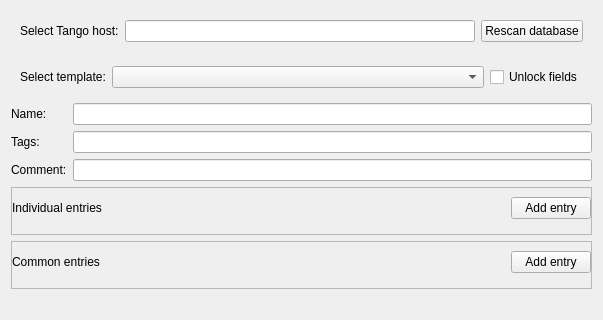
The window that uis/new_device.ui (yamedvedya/online_editor) describes before a commit, drawn with Qt 5; both pictures show x 0 to 603 and y 0 to 320 of the 603 by 583 pixel window.
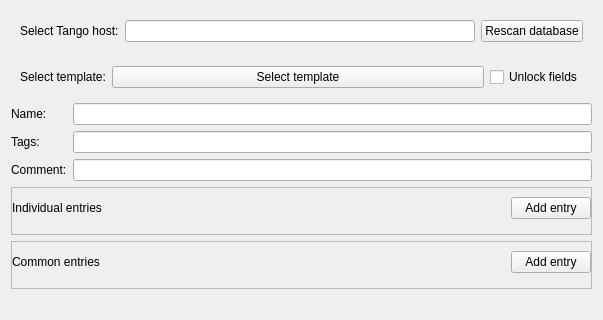
The same window after the commit.

```diff
--- a/uis/new_device.ui
+++ b/uis/new_device.ui
@@ -42,7 +42,7 @@
    </item>
    <item>
     <widget class="QFrame" name="fr_template">
-     <layout class="QHBoxLayout" name="horizontalLayout">
+     <layout class="QHBoxLayout" name="horizontalLayout" stretch="0,1,0">
       <item>
        <widget class="QLabel" name="label">
         <property name="text">
@@ -51,12 +51,9 @@
        </widget>
       </item>
       <item>
-       <widget class="QComboBox" name="cmb_template">
-        <property name="sizePolicy">
-         <sizepolicy hsizetype="Expanding" vsizetype="Fixed">
-          <horstretch>0</horstretch>
-          <verstretch>0</verstretch>
-         </sizepolicy>
+       <widget class="QPushButton" name="but_template">
+        <property name="text">
+         <string>Select template</string>
         </property>
        </widget>
       </item>
```
